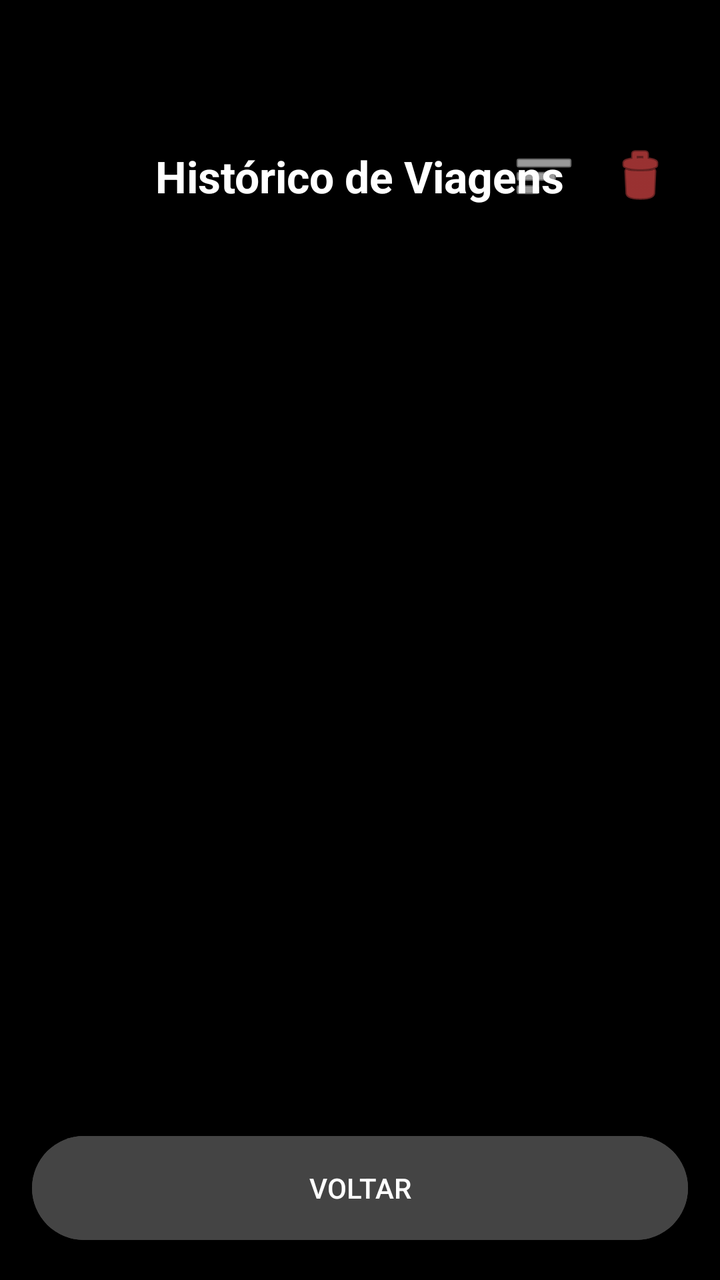
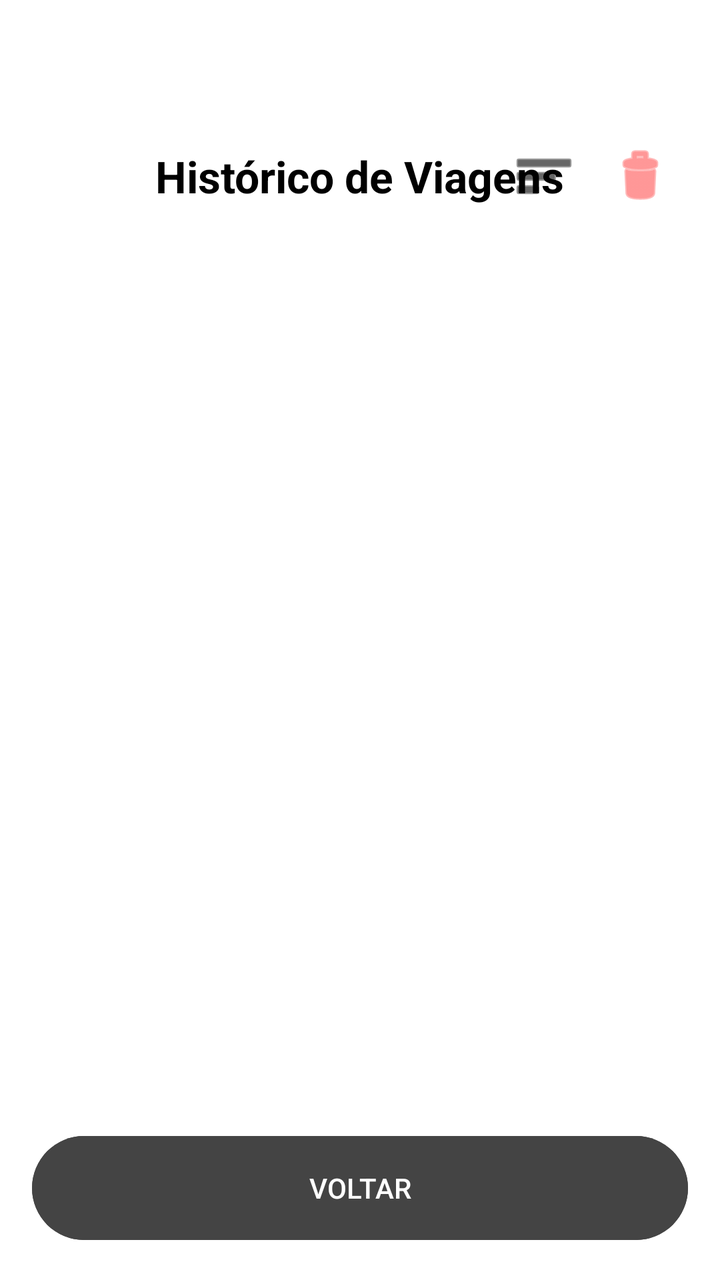

Before-and-after screenshots of an Android layout around one commit, followed by the original layout XML and the change that was made.
<!-- AndroidManifest.xml: application theme Theme.ControleKM -->
<!-- res/layout/activity_historico.xml -->
<?xml version="1.0" encoding="utf-8"?>
<LinearLayout xmlns:android="http://schemas.android.com/apk/res/android"
    android:layout_width="match_parent"
    android:layout_height="match_parent"
    android:background="#000000"
    android:orientation="vertical"
    android:padding="16dp">

    <RelativeLayout
        android:layout_width="match_parent"
        android:layout_height="wrap_content"
        android:layout_marginTop="48dp"
        android:layout_marginBottom="16dp">

        <TextView
            android:layout_width="wrap_content"
            android:layout_height="wrap_content"
            android:layout_centerInParent="true"
            android:text="Histórico de Viagens"
            android:textColor="#FFFFFF"
            android:textSize="22sp"
            android:textStyle="bold" />

        <LinearLayout
            android:layout_width="wrap_content"
            android:layout_height="wrap_content"
            android:layout_alignParentEnd="true"
            android:layout_centerVertical="true"
            android:orientation="horizontal">

            <ImageButton
                android:id="@+id/btnFiltro"
                android:layout_width="48dp"
                android:layout_height="48dp"
                android:background="?android:attr/selectableItemBackgroundBorderless"
                android:src="@android:drawable/ic_menu_sort_by_size"
                android:tint="#FFFFFF"
                android:contentDescription="Filtrar" />

            <ImageButton
                android:id="@+id/btnApagarTudo"
                android:layout_width="48dp"
                android:layout_height="48dp"
                android:background="?android:attr/selectableItemBackgroundBorderless"
                android:src="@android:drawable/ic_menu_delete"
                android:tint="#FF5252"
                android:contentDescription="Apagar Tudo" />
        </LinearLayout>
    </RelativeLayout>

    <TextView
        android:id="@+id/txtFiltroAtivo"
        android:layout_width="match_parent"
        android:layout_height="wrap_content"
        android:text="Filtro: Todos"
        android:textColor="#00E676"
        android:textSize="12sp"
        android:gravity="center"
        android:layout_marginBottom="8dp"
        android:visibility="gone"/>

    <ProgressBar
        android:id="@+id/progressHistorico"
        android:layout_width="wrap_content"
        android:layout_height="wrap_content"
        android:layout_gravity="center"
        android:visibility="gone" />

    <ScrollView
        android:layout_width="match_parent"
        android:layout_height="0dp"
        android:layout_weight="1">

        <LinearLayout
            android:id="@+id/containerHistorico"
            android:layout_width="match_parent"
            android:layout_height="wrap_content"
            android:orientation="vertical" />
    </ScrollView>

    <Button
        android:id="@+id/btnVoltarHistorico"
        android:layout_width="match_parent"
        android:layout_height="60dp"
        android:layout_marginTop="16dp"
        android:backgroundTint="#444444"
        android:text="VOLTAR"
        android:textColor="#FFFFFF" />

</LinearLayout>
<!-- resources referenced by this layout -->
<resources>
  <style name="Theme.ControleKM" parent="Base.Theme.ControleKM">
          <item name="bottomSheetDialogTheme">@style/CustomBottomSheetDialog</item>
      </style>
  <style name="Base.Theme.ControleKM" parent="Theme.Material3.DayNight.NoActionBar">
          
          
      </style>
  <style name="CustomBottomSheetDialog" parent="Theme.Design.Light.BottomSheetDialog">
          <item name="bottomSheetStyle">@style/CustomBottomSheetStyle</item>
      </style>
  <style name="CustomBottomSheetStyle" parent="Widget.Design.BottomSheet.Modal">
          <item name="android:background">@android:color/transparent</item>
      </style>
</resources>

<!-- the commit's change to res/layout/activity_historico.xml (unified diff, before → after) -->
@@ -1,8 +1,9 @@
 <?xml version="1.0" encoding="utf-8"?>
 <LinearLayout xmlns:android="http://schemas.android.com/apk/res/android"
+    xmlns:app="http://schemas.android.com/apk/res-auto"
     android:layout_width="match_parent"
     android:layout_height="match_parent"
-    android:background="#000000"
+    android:background="@color/bg_main"
     android:orientation="vertical"
     android:padding="16dp">
 
@@ -17,7 +18,7 @@
             android:layout_height="wrap_content"
             android:layout_centerInParent="true"
             android:text="Histórico de Viagens"
-            android:textColor="#FFFFFF"
+            android:textColor="@color/text_main"
             android:textSize="22sp"
             android:textStyle="bold" />
 
@@ -34,7 +35,7 @@
                 android:layout_height="48dp"
                 android:background="?android:attr/selectableItemBackgroundBorderless"
                 android:src="@android:drawable/ic_menu_sort_by_size"
-                android:tint="#FFFFFF"
+                app:tint="@color/text_main"
                 android:contentDescription="Filtrar" />
 
             <ImageButton
<!-- resource entries referenced after the edit -->
@@ -1,5 +1,7 @@
 <!-- resources referenced by this layout -->
 <resources>
+  <color name="bg_main">#FFFFFF</color>
+  <color name="text_main">#000000</color>
   <style name="Theme.ControleKM" parent="Base.Theme.ControleKM">
           <item name="bottomSheetDialogTheme">@style/CustomBottomSheetDialog</item>
       </style>
